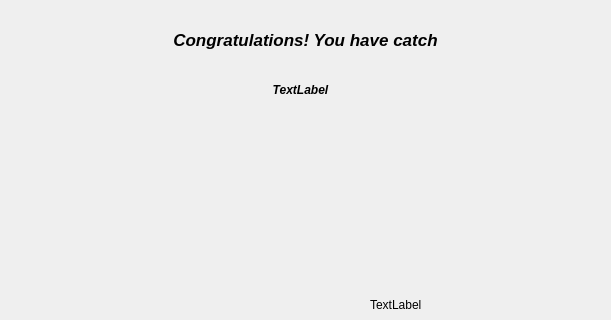
Before: the Qt Designer form A8/view.ui in University-of-Utah-CS3505/a8-edu-app-xing-liu123, drawn with Qt 5; both pictures show x 90 to 701 and y 0 to 320 of the 800 by 600 pixel window.
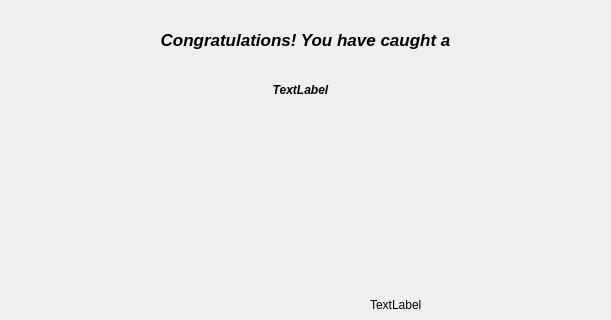
After: the same form once the commit is applied. The open tabs and pages were chosen to show the change.

Commit message: Commit 7.2:  Added the ability to destroy the spear when it hits a fish. Stopping it from different collisions.

The edit to the form file:
```diff
--- a/A8/view.ui
+++ b/A8/view.ui
@@ -362,7 +362,7 @@
        </font>
       </property>
       <property name="text">
-       <string>Congratulations! You have catch</string>
+       <string>Congratulations! You have caught a</string>
       </property>
       <property name="alignment">
        <set>Qt::AlignCenter</set>
```
Left out of the diff: 4 changed lines with no effect on the pictures. The commit also changes 1 other file.
